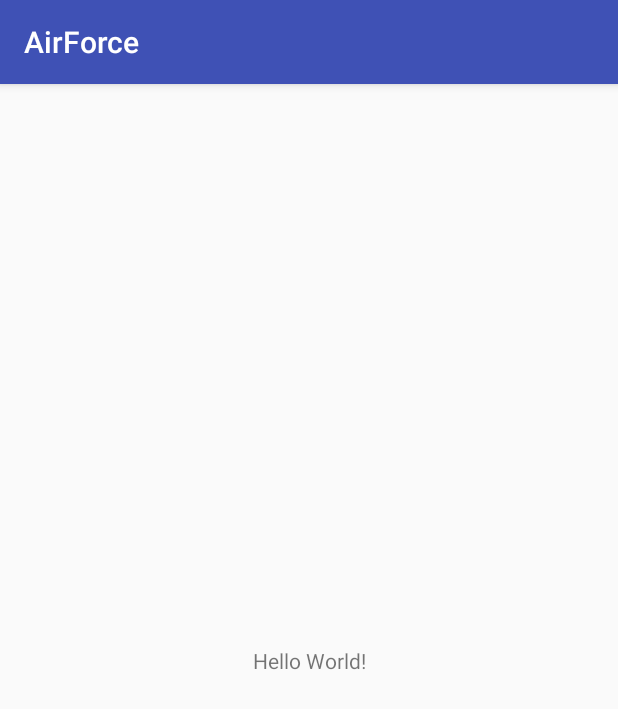
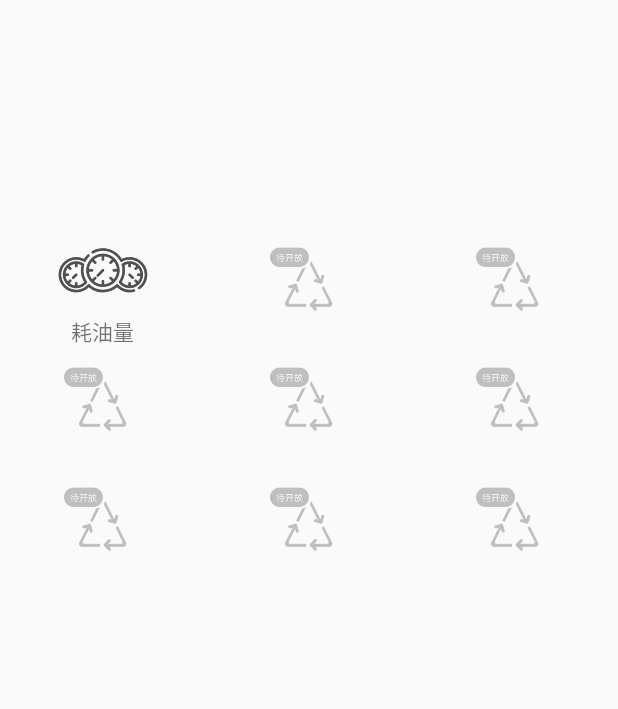
Before and after one commit to FateBlack/AirForce, an Android app: the screen it shows after launch (MainActivity), on a phone screen of 412 x 824 dp. Shown: the top 709 px of the screen. Run offline under Robolectric (Android 15) with nearby library versions, the phone set to English and light mode, and no system bars.

Commit message:
基本页面提交，菜单界面及闪屏

```diff
--- a/app/src/main/AndroidManifest.xml
+++ b/app/src/main/AndroidManifest.xml
@@ -9,13 +9,15 @@
         android:roundIcon="@mipmap/ic_launcher_round"
         android:supportsRtl="true"
         android:theme="@style/AppTheme">
-        <activity android:name=".MainActivity">
+        <activity android:name=".SplashActivity">
             <intent-filter>
                 <action android:name="android.intent.action.MAIN" />
 
                 <category android:name="android.intent.category.LAUNCHER" />
             </intent-filter>
         </activity>
+        <activity android:name=".MainActivity" />
+        <activity android:name=".HaoYouActivity"></activity>
     </application>
 
 </manifest>
--- /dev/null
+++ b/app/src/main/java/com/example/airforce/HaoYouActivity.java
@@ -0,0 +1,13 @@
+package com.example.airforce;
+
+import android.support.v7.app.AppCompatActivity;
+import android.os.Bundle;
+
+public class HaoYouActivity extends AppCompatActivity {
+
+    @Override
+    protected void onCreate(Bundle savedInstanceState) {
+        super.onCreate(savedInstanceState);
+        setContentView(R.layout.activity_hao_you);
+    }
+}
--- /dev/null
+++ b/app/src/main/java/com/example/airforce/SplashActivity.java
@@ -0,0 +1,35 @@
+package com.example.airforce;
+
+import android.content.Intent;
+import android.os.Handler;
+import android.os.Message;
+import android.support.v7.app.AppCompatActivity;
+import android.os.Bundle;
+
+public class SplashActivity extends AppCompatActivity {
+
+    @Override
+    protected void onCreate(Bundle savedInstanceState) {
+        super.onCreate(savedInstanceState);
+        setContentView(R.layout.activity_splash);
+
+        initView();
+
+    }
+
+    private Handler handler = new Handler(){
+        @Override
+        public void handleMessage(Message msg) {
+            super.handleMessage(msg);
+            startActivity(new Intent(SplashActivity.this, MainActivity.class));
+            finish();
+        }
+    };
+
+
+    private void initView() {
+        handler.sendEmptyMessageDelayed(1, 2000);
+    }
+
+
+}
--- /dev/null
+++ b/app/src/main/res/layout/activity_hao_you.xml
@@ -0,0 +1,9 @@
+<?xml version="1.0" encoding="utf-8"?>
+<android.support.constraint.ConstraintLayout xmlns:android="http://schemas.android.com/apk/res/android"
+    xmlns:app="http://schemas.android.com/apk/res-auto"
+    xmlns:tools="http://schemas.android.com/tools"
+    android:layout_width="match_parent"
+    android:layout_height="match_parent"
+    tools:context="com.example.airforce.HaoYouActivity">
+
+</android.support.constraint.ConstraintLayout>
--- a/app/src/main/res/layout/activity_main.xml
+++ b/app/src/main/res/layout/activity_main.xml
@@ -1,18 +1,194 @@
 <?xml version="1.0" encoding="utf-8"?>
-<android.support.constraint.ConstraintLayout xmlns:android="http://schemas.android.com/apk/res/android"
+<LinearLayout xmlns:android="http://schemas.android.com/apk/res/android"
     xmlns:app="http://schemas.android.com/apk/res-auto"
     xmlns:tools="http://schemas.android.com/tools"
     android:layout_width="match_parent"
     android:layout_height="match_parent"
-    tools:context="com.example.airforce.MainActivity">
+    tools:context="com.example.airforce.MainActivity"
+    android:orientation="vertical"
 
-    <TextView
-        android:layout_width="wrap_content"
+    >
+
+    <LinearLayout
+        android:id="@+id/HaoYou"
+        android:layout_width="match_parent"
         android:layout_height="wrap_content"
-        android:text="Hello World!"
-        app:layout_constraintBottom_toBottomOf="parent"
-        app:layout_constraintLeft_toLeftOf="parent"
-        app:layout_constraintRight_toRightOf="parent"
-        app:layout_constraintTop_toTopOf="parent" />
+        android:orientation="horizontal"
+        android:layout_marginTop="150dp"
+        >
 
-</android.support.constraint.ConstraintLayout>
+        <LinearLayout
+            android:gravity="center"
+            android:layout_weight="1"
+            android:layout_width="fill_parent"
+            android:layout_height="80dp"
+            android:orientation="vertical">
+            <ImageView
+                android:src="@drawable/yibiao"
+                android:layout_width="60dp"
+                android:layout_height="60dp"
+                />
+            <TextView
+                android:layout_width="wrap_content"
+                android:layout_height="wrap_content"
+                android:text="耗油量"/>
+        </LinearLayout>
+
+        <LinearLayout
+            android:gravity="center"
+            android:layout_weight="1"
+            android:layout_width="fill_parent"
+            android:layout_height="80dp"
+            android:orientation="vertical">
+            <ImageView
+                android:src="@drawable/wait2"
+                android:layout_width="60dp"
+                android:layout_height="60dp"
+                />
+           <!-- <TextView
+                android:layout_width="wrap_content"
+                android:layout_height="wrap_content"
+                android:text="暂未开放"/>-->
+        </LinearLayout>
+
+        <LinearLayout
+            android:gravity="center"
+            android:layout_weight="1"
+            android:layout_width="fill_parent"
+            android:layout_height="80dp"
+            android:orientation="vertical">
+            <ImageView
+                android:src="@drawable/wait2"
+                android:layout_width="60dp"
+                android:layout_height="60dp"
+                />
+          <!--  <TextView
+                android:layout_width="wrap_content"
+                android:layout_height="wrap_content"
+                android:text="暂未开放"/>-->
+        </LinearLayout>
+
+    </LinearLayout>
+
+    <LinearLayout
+        android:layout_width="match_parent"
+        android:layout_height="wrap_content"
+        android:orientation="horizontal"
+        >
+
+        <LinearLayout
+            android:gravity="center"
+            android:layout_weight="1"
+            android:layout_width="fill_parent"
+            android:layout_height="80dp"
+            android:orientation="vertical">
+            <ImageView
+                android:src="@drawable/wait2"
+                android:layout_width="60dp"
+                android:layout_height="60dp"
+                />
+            <!-- <TextView
+                 android:layout_width="wrap_content"
+                 android:layout_height="wrap_content"
+                 android:text="暂未开放"/>-->
+        </LinearLayout>
+
+        <LinearLayout
+            android:gravity="center"
+            android:layout_weight="1"
+            android:layout_width="fill_parent"
+            android:layout_height="80dp"
+            android:orientation="vertical">
+            <ImageView
+                android:src="@drawable/wait2"
+                android:layout_width="60dp"
+                android:layout_height="60dp"
+                />
+            <!-- <TextView
+                 android:layout_width="wrap_content"
+                 android:layout_height="wrap_content"
+                 android:text="暂未开放"/>-->
+        </LinearLayout>
+
+        <LinearLayout
+            android:gravity="center"
+            android:layout_weight="1"
+            android:layout_width="fill_parent"
+            android:layout_height="80dp"
+            android:orientation="vertical">
+            <ImageView
+                android:src="@drawable/wait2"
+                android:layout_width="60dp"
+                android:layout_height="60dp"
+                />
+            <!--  <TextView
+                  android:layout_width="wrap_content"
+                  android:layout_height="wrap_content"
+                  android:text="暂未开放"/>-->
+        </LinearLayout>
+
+    </LinearLayout>
+
+    <LinearLayout
+        android:layout_width="match_parent"
+        android:layout_height="wrap_content"
+        android:orientation="horizontal"
+        >
+
+        <LinearLayout
+            android:gravity="center"
+            android:layout_weight="1"
+            android:layout_width="fill_parent"
+            android:layout_height="80dp"
+            android:orientation="vertical">
+            <ImageView
+                android:src="@drawable/wait2"
+                android:layout_width="60dp"
+                android:layout_height="60dp"
+                />
+            <!-- <TextView
+                 android:layout_width="wrap_content"
+                 android:layout_height="wrap_content"
+                 android:text="暂未开放"/>-->
+        </LinearLayout>
+
+        <LinearLayout
+            android:gravity="center"
+            android:layout_weight="1"
+            android:layout_width="fill_parent"
+            android:layout_height="80dp"
+            android:orientation="vertical">
+            <ImageView
+                android:src="@drawable/wait2"
+                android:layout_width="60dp"
+                android:layout_height="60dp"
+                />
+            <!-- <TextView
+                 android:layout_width="wrap_content"
+                 android:layout_height="wrap_content"
+                 android:text="暂未开放"/>-->
+        </LinearLayout>
+
+        <LinearLayout
+            android:gravity="center"
+            android:layout_weight="1"
+            android:layout_width="fill_parent"
+            android:layout_height="80dp"
+            android:orientation="vertical">
+            <ImageView
+                android:src="@drawable/wait2"
+                android:layout_width="60dp"
+                android:layout_height="60dp"
+                />
+            <!--  <TextView
+                  android:layout_width="wrap_content"
+                  android:layout_height="wrap_content"
+                  android:text="暂未开放"/>-->
+        </LinearLayout>
+
+    </LinearLayout>
+
+
+
+
+</LinearLayout>
--- /dev/null
+++ b/app/src/main/res/layout/activity_splash.xml
@@ -0,0 +1,20 @@
+<?xml version="1.0" encoding="utf-8"?>
+<LinearLayout xmlns:android="http://schemas.android.com/apk/res/android"
+    xmlns:app="http://schemas.android.com/apk/res-auto"
+    xmlns:tools="http://schemas.android.com/tools"
+    android:layout_width="match_parent"
+    android:layout_height="match_parent"
+    tools:context="com.example.airforce.SplashActivity">
+
+
+    <TextView
+        android:layout_width="wrap_content"
+        android:layout_height="wrap_content"
+        android:text="闪屏页面"
+        app:layout_constraintBottom_toBottomOf="parent"
+        app:layout_constraintLeft_toLeftOf="parent"
+        app:layout_constraintRight_toRightOf="parent"
+        app:layout_constraintTop_toTopOf="parent" />
+
+
+</LinearLayout>
--- a/app/src/main/res/values/styles.xml
+++ b/app/src/main/res/values/styles.xml
@@ -1,7 +1,7 @@
 <resources>
 
     <!-- Base application theme. -->
-    <style name="AppTheme" parent="Theme.AppCompat.Light.DarkActionBar">
+    <style name="AppTheme" parent="Theme.AppCompat.Light.NoActionBar">
         <!-- Customize your theme here. -->
         <item name="colorPrimary">@color/colorPrimary</item>
         <item name="colorPrimaryDark">@color/colorPrimaryDark</item>
```
Also changed, not shown: app/src/main/res/drawable/wait.png (added), app/src/main/res/drawable/wait2.png (added), app/src/main/res/drawable/yc.png (added), app/src/main/res/drawable/yibiao.png (added).
